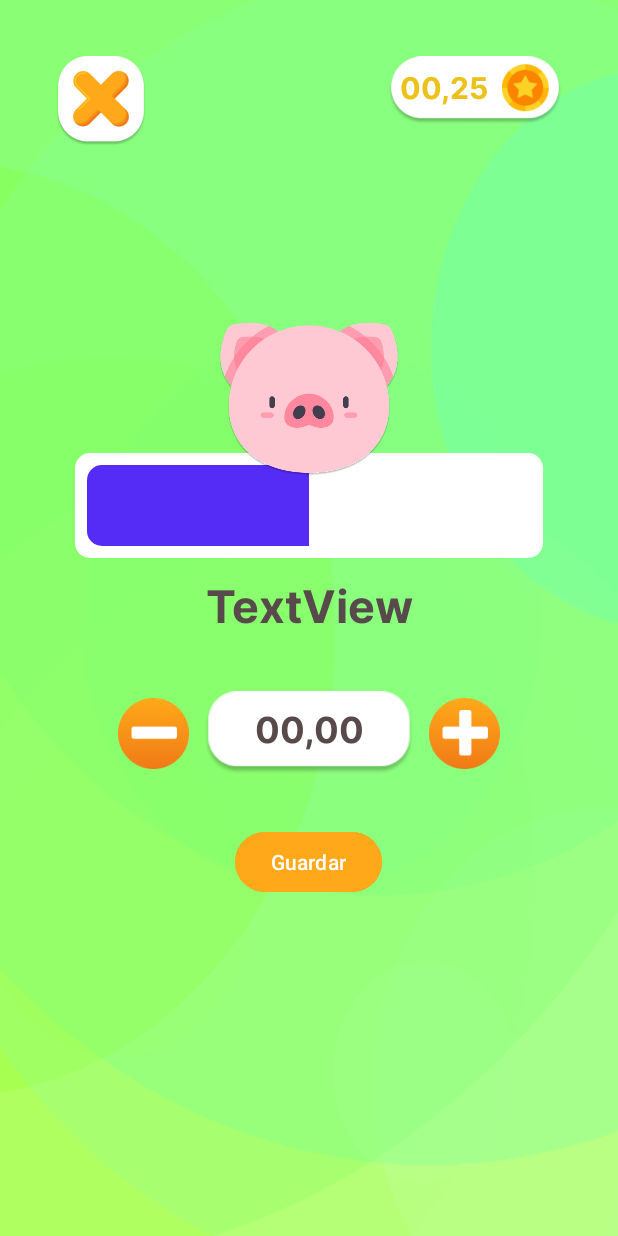
After one commit to StefaneMaria/MoneyQuest, an Android app: the OpenSafeActivity screen opened directly, with no data from a screen before it, on a phone screen of 412 x 824 dp. The commit adds this screen. Run offline under Robolectric (Android 15) with nearby library versions, the phone set to English and light mode, and no system bars.

Commit message:
Add open quest and safe screens

```diff
--- a/app/src/main/AndroidManifest.xml
+++ b/app/src/main/AndroidManifest.xml
@@ -12,6 +12,9 @@
         android:supportsRtl="true"
         android:theme="@style/Theme.MoneyQuest"
         tools:targetApi="31">
+        <activity
+            android:name=".OpenSafeActivity"
+            android:exported="false" />
         <activity
             android:name=".OpenQuestActivity"
             android:exported="false" />
--- /dev/null
+++ b/app/src/main/java/com/example/moneyquest/OpenSafeActivity.java
@@ -0,0 +1,14 @@
+package com.example.moneyquest;
+
+import androidx.appcompat.app.AppCompatActivity;
+
+import android.os.Bundle;
+
+public class OpenSafeActivity extends AppCompatActivity {
+
+    @Override
+    protected void onCreate(Bundle savedInstanceState) {
+        super.onCreate(savedInstanceState);
+        setContentView(R.layout.activity_open_safe);
+    }
+}
--- /dev/null
+++ b/app/src/main/res/drawable/big_custom_progress_bar.xml
@@ -0,0 +1,28 @@
+<?xml version="1.0" encoding="utf-8"?>
+<layer-list xmlns:android="http://schemas.android.com/apk/res/android">
+    <item android:id="@android:id/background">
+        <shape>
+            <solid android:color="#FFFF" />
+            <corners android:radius="10dp" />
+        </shape>
+    </item>
+    <item android:id="@android:id/progress">
+        <clip>
+            <layer-list>
+                <item>
+                    <color android:color="#00000000" />
+                </item>
+                <item
+                    android:left="8dp"
+                    android:top="8dp"
+                    android:right="8dp"
+                    android:bottom="8dp">
+                    <shape>
+                        <solid android:color="#00FF00" />
+                        <corners android:radius="10dp" />
+                    </shape>
+                </item>
+            </layer-list>
+        </clip>
+    </item>
+</layer-list>
--- /dev/null
+++ b/app/src/main/res/layout/activity_open_safe.xml
@@ -0,0 +1,148 @@
+<?xml version="1.0" encoding="utf-8"?>
+<androidx.constraintlayout.widget.ConstraintLayout xmlns:android="http://schemas.android.com/apk/res/android"
+    xmlns:app="http://schemas.android.com/apk/res-auto"
+    xmlns:tools="http://schemas.android.com/tools"
+    android:layout_width="match_parent"
+    android:layout_height="match_parent"
+    android:background="@drawable/background"
+    tools:context=".OpenSafeActivity">
+
+    <Button
+        android:id="@+id/btnsendMission"
+        android:layout_width="wrap_content"
+        android:layout_height="wrap_content"
+        android:layout_marginTop="32dp"
+        android:backgroundTint="#FEA81A"
+        android:text="Guardar"
+        app:layout_constraintEnd_toEndOf="parent"
+        app:layout_constraintHorizontal_bias="0.498"
+        app:layout_constraintStart_toStartOf="parent"
+        app:layout_constraintTop_toBottomOf="@+id/img" />
+
+    <ImageView
+        android:id="@+id/balanceImg"
+        android:layout_width="116dp"
+        android:layout_height="46dp"
+        android:layout_marginTop="37dp"
+        android:layout_marginEnd="37dp"
+        app:layout_constraintEnd_toEndOf="parent"
+        app:layout_constraintTop_toTopOf="parent"
+        app:srcCompat="@drawable/balance_bar" />
+
+    <TextView
+        android:id="@+id/textBalance"
+        android:layout_width="wrap_content"
+        android:layout_height="wrap_content"
+        android:layout_marginStart="8dp"
+        android:fontFamily="@font/inter_bold"
+        android:text="00,25"
+        android:textColor="#ECC21A"
+        android:textSize="20sp"
+        app:layout_constraintBottom_toBottomOf="@+id/balanceImg"
+        app:layout_constraintStart_toStartOf="@+id/balanceImg"
+        app:layout_constraintTop_toTopOf="@+id/balanceImg"
+        app:layout_constraintVertical_bias="0.39" />
+
+    <ImageButton
+        android:id="@+id/btnClose"
+        android:layout_width="60dp"
+        android:layout_height="60dp"
+        android:layout_marginStart="37dp"
+        android:layout_marginTop="37dp"
+        android:background="@android:color/transparent"
+        android:padding="0dp"
+        android:scaleType="fitXY"
+        app:layout_constraintStart_toStartOf="parent"
+        app:layout_constraintTop_toTopOf="parent"
+        app:srcCompat="@drawable/close_button" />
+
+    <ProgressBar
+        android:id="@+id/safeProgress"
+        style="?android:attr/progressBarStyleHorizontal"
+        android:layout_width="0dp"
+        android:layout_height="70dp"
+        android:layout_marginStart="50dp"
+        android:layout_marginTop="96dp"
+        android:layout_marginEnd="50dp"
+        app:layout_constraintEnd_toEndOf="parent"
+        app:layout_constraintHorizontal_bias="1.0"
+        app:layout_constraintStart_toStartOf="parent"
+        app:layout_constraintTop_toTopOf="@+id/safeImg"
+        android:progressBackgroundTint="#FFFFFF"
+        android:progressDrawable="@drawable/big_custom_progress_bar"
+        android:progressTint="#542CF6"
+        android:max="50"
+        android:progress="25"/>
+
+    <ImageView
+        android:id="@+id/safeImg"
+        android:layout_width="120dp"
+        android:layout_height="120dp"
+        android:layout_marginTop="206dp"
+        app:layout_constraintEnd_toEndOf="parent"
+        app:layout_constraintStart_toStartOf="parent"
+        app:layout_constraintTop_toTopOf="parent"
+        app:srcCompat="@drawable/pig_shadow" />
+
+    <TextView
+        android:id="@+id/textSafeName"
+        android:layout_width="wrap_content"
+        android:layout_height="wrap_content"
+        android:layout_marginTop="10dp"
+        android:fontFamily="@font/inter_bold"
+        android:text="TextView"
+        android:textColor="#584A4A"
+        android:textSize="30sp"
+        app:layout_constraintEnd_toEndOf="parent"
+        app:layout_constraintStart_toStartOf="parent"
+        app:layout_constraintTop_toBottomOf="@+id/safeProgress" />
+
+    <ImageView
+        android:id="@+id/img"
+        android:layout_width="140dp"
+        android:layout_height="60dp"
+        android:layout_marginTop="33dp"
+        app:layout_constraintEnd_toEndOf="parent"
+        app:layout_constraintStart_toStartOf="parent"
+        app:layout_constraintTop_toBottomOf="@+id/textSafeName"
+        app:srcCompat="@drawable/safe_rectangle" />
+
+    <TextView
+        android:id="@+id/textDeposit"
+        android:layout_width="wrap_content"
+        android:layout_height="wrap_content"
+        android:fontFamily="@font/inter_bold"
+        android:text="00,00"
+        android:textColor="#584A4A"
+        android:textSize="24sp"
+        app:layout_constraintBottom_toBottomOf="@+id/img"
+        app:layout_constraintEnd_toEndOf="@+id/img"
+        app:layout_constraintStart_toStartOf="@+id/img"
+        app:layout_constraintTop_toTopOf="@+id/img"
+        app:layout_constraintVertical_bias="0.39" />
+
+    <ImageButton
+        android:id="@+id/imageButton"
+        android:layout_width="47dp"
+        android:layout_height="47dp"
+        android:layout_marginEnd="10dp"
+        android:background="@android:color/transparent"
+        android:scaleType="fitXY"
+        app:layout_constraintBottom_toBottomOf="@+id/img"
+        app:layout_constraintEnd_toStartOf="@+id/img"
+        app:layout_constraintTop_toTopOf="@+id/img"
+        app:srcCompat="@drawable/minus" />
+
+    <ImageButton
+        android:id="@+id/imageButton2"
+        android:layout_width="47dp"
+        android:layout_height="47dp"
+        android:layout_marginStart="10dp"
+        android:background="@android:color/transparent"
+        android:scaleType="fitXY"
+        app:layout_constraintBottom_toBottomOf="@+id/img"
+        app:layout_constraintStart_toEndOf="@+id/img"
+        app:layout_constraintTop_toTopOf="@+id/img"
+        app:srcCompat="@drawable/plus" />
+
+</androidx.constraintlayout.widget.ConstraintLayout>
--- a/app/src/main/res/layout/activity_treasure.xml
+++ b/app/src/main/res/layout/activity_treasure.xml
@@ -183,14 +183,4 @@
         app:layout_constraintStart_toEndOf="@+id/treasureButton"
         app:srcCompat="@drawable/pig" />
 
-    <androidx.recyclerview.widget.RecyclerView
-        android:id="@+id/safesRecyclerView"
-        android:layout_width="wrap_content"
-        android:layout_height="wrap_content"
-        android:layout_marginTop="28dp"
-        app:layout_constraintEnd_toEndOf="parent"
-        app:layout_constraintHorizontal_bias="0.498"
-        app:layout_constraintStart_toStartOf="parent"
-        app:layout_constraintTop_toBottomOf="@+id/moneyBar" />
-
 </androidx.constraintlayout.widget.ConstraintLayout>
```
Also changed, not shown: app/src/main/res/drawable/minus.png (added), app/src/main/res/drawable/plus.png (added), app/src/main/res/drawable/safe_rectangle.png (added).
